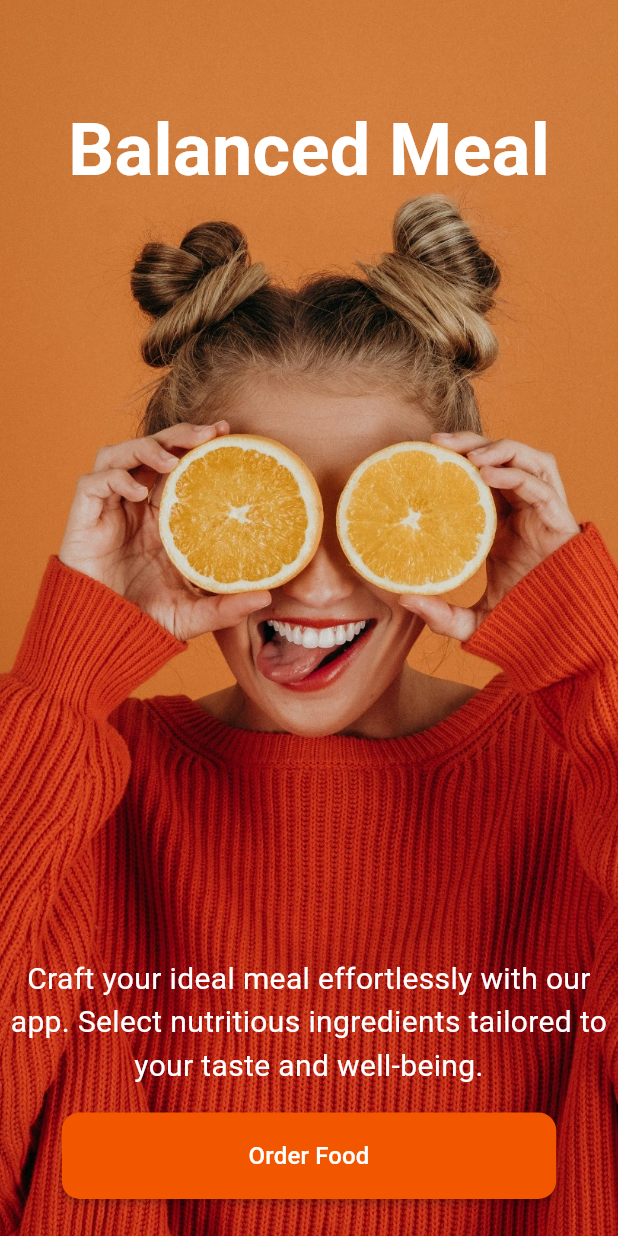
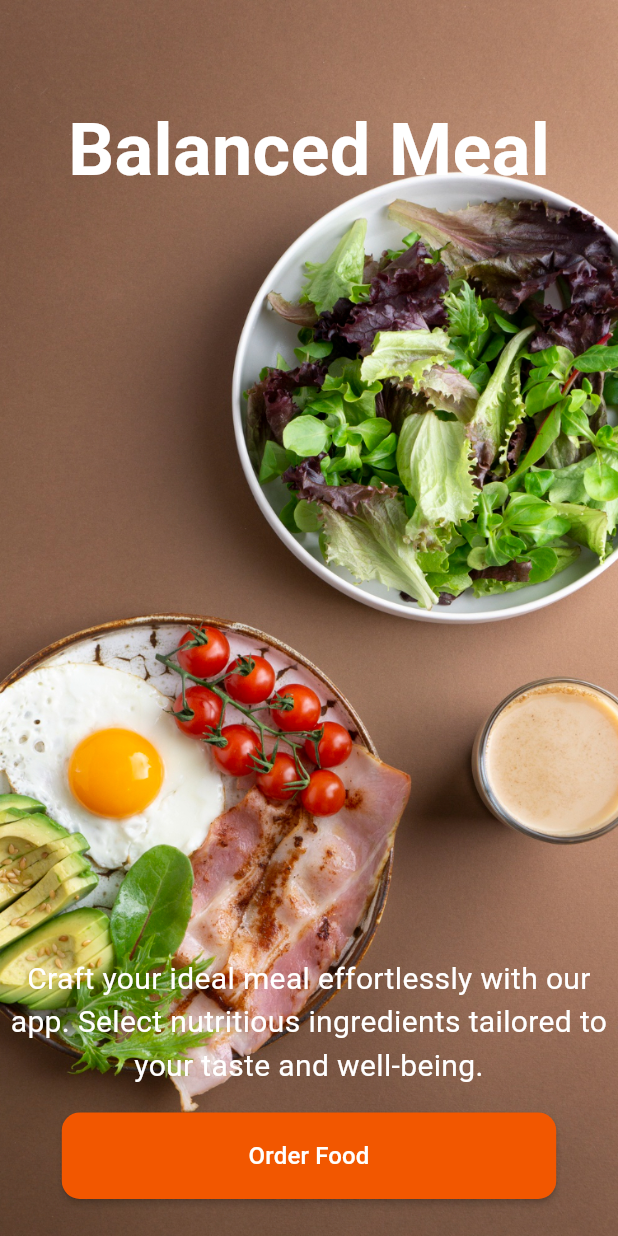
Before and after one commit to Cisco0xf/CalorieGoal-App, a Flutter app: the UserDetialsScreen screen opened directly, after a tap on the "arrow left" icon, on a phone screen of 412 x 824 dp. Run offline on Flutter 3.47's test engine with Material 3 defaults, Android fonts, the phone set to English and light mode, and no system bars; drawn by our look-alikes of toastification; our stand-ins replace flutter_dotenv, flutter_riverpod; network calls fail.

```diff
--- a/lib/commoms/commons.dart
+++ b/lib/commoms/commons.dart
@@ -1,9 +1,10 @@
 import 'package:flowapp/commoms/app_dimensions.dart';
-import 'package:flowapp/commoms/gaps.dart';
 import 'package:flowapp/commoms/navigator_key.dart';
 import 'package:flowapp/constants/colors.dart';
 import 'package:flutter/material.dart';
 import 'package:toastification/toastification.dart';
+
+final BuildContext context  = navigatorKey.currentContext as BuildContext;
 
 BorderRadius borderRadius([double radius = 15.0]) {
   return BorderRadius.circular(radius);
--- a/lib/commoms/gaps.dart
+++ b/lib/commoms/gaps.dart
@@ -1,12 +1,11 @@
 import 'package:flowapp/commoms/app_dimensions.dart';
-import 'package:flowapp/commoms/navigator_key.dart';
 import 'package:flutter/material.dart';
-
+/*
 final BuildContext context = navigatorKey.currentContext as BuildContext;
 
 // Height Gap Healper
 
-SizedBox gapH([double gap = 0.01]) {
+SizedBox Gap(hRatio: [double gap = 0.01]) {
   return SizedBox(
     height: context.screenHeight * gap,
   );
@@ -19,3 +18,27 @@ SizedBox gapW([double gap = 0.03]) {
     width: context.screenWidth * gap,
   );
 }
+ */
+
+class Gap extends StatelessWidget {
+  const Gap({
+    super.key,
+    this.hRatio,
+    this.height,
+    this.wRatio,
+    this.width,
+  });
+
+  final double? width;
+  final double? height;
+  final double? hRatio;
+  final double? wRatio;
+
+  @override
+  Widget build(BuildContext context) {
+    return SizedBox(
+      height: hRatio != null ? context.screenHeight * hRatio! : height,
+      width: wRatio != null ? context.screenWidth * wRatio! : width,
+    );
+  }
+}
--- a/lib/constants/paths.dart
+++ b/lib/constants/paths.dart
@@ -1,5 +1,5 @@
 class Paths {
   static const String _mainBase = "assets/images/";
 
-  static const String welcomeImg = "${_mainBase}welcome_img.jpg";
+  static const String welcomeImg = "${_mainBase}vages_image.webp";
 }
--- a/lib/presentaition_layer/screens/categories/bottom_data.dart
+++ b/lib/presentaition_layer/screens/categories/bottom_data.dart
@@ -81,7 +81,7 @@ class PlaceOrder extends ConsumerWidget {
               ),
             ],
           ),
-          gapH(0.02),
+          Gap(hRatio: 0.02),
           Opacity(
             opacity: isButtonActive ? 1.0 : 0.7,
             child: MainButton(
--- a/lib/presentaition_layer/screens/categories/food_item_screen.dart
+++ b/lib/presentaition_layer/screens/categories/food_item_screen.dart
@@ -29,7 +29,7 @@ class _FoodCategoryState extends ConsumerState<FoodCategory> {
       children: <Widget>[
         Row(
           children: <Widget>[
-            gapW(0.03),
+            const Gap(wRatio: 0.03),
             Text(
               widget.foodType,
               style: const TextStyle(
@@ -135,7 +135,7 @@ class FoodItem extends ConsumerWidget {
               ),
             ],
           ),
-          gapH(),
+          const Gap(hRatio: 0.01),
           Row(
             mainAxisAlignment: MainAxisAlignment.spaceBetween,
             children: [
--- a/lib/presentaition_layer/screens/categories/products_screen.dart
+++ b/lib/presentaition_layer/screens/categories/products_screen.dart
@@ -75,7 +75,7 @@ class _ProductsScreenState extends ConsumerState<ProductsScreen> {
                   foodData: snapshot.data![2]!,
                   foodType: "Carbs",
                 ),
-                gapH(0.03),
+                Gap(hRatio: 0.03),
               ],
             );
           },
--- a/lib/presentaition_layer/screens/order_sammury/cart_screen.dart
+++ b/lib/presentaition_layer/screens/order_sammury/cart_screen.dart
@@ -140,7 +140,7 @@ class QuantityController extends StatelessWidget {
             child: const Icon(Icons.remove),
           ),
         ),
-        gapW(0.02),
+        const Gap(wRatio:0.02),
         Text(
           "$target",
           style: const TextStyle(
@@ -148,7 +148,7 @@ class QuantityController extends StatelessWidget {
             fontWeight: FontWeight.bold,
           ),
         ),
-        gapW(0.02),
+        const Gap(wRatio:0.02),
         CircleAvatar(
           backgroundColor: AppColors.buttonsColor,
           child: Clicker(
--- a/lib/presentaition_layer/screens/order_sammury/finish_order.dart
+++ b/lib/presentaition_layer/screens/order_sammury/finish_order.dart
@@ -69,7 +69,7 @@ class FinishOrder extends ConsumerWidget {
               ),
             ],
           ),
-          gapH(0.02),
+          Gap(hRatio: 0.02),
           MainButton(
             lable: "Confirm",
             hasLoading: isLoading,
--- a/lib/presentaition_layer/screens/user_detials/commons/detials_field.dart
+++ b/lib/presentaition_layer/screens/user_detials/commons/detials_field.dart
@@ -38,7 +38,7 @@ class DetialsField extends StatelessWidget {
             )
           ],
         ),
-        gapH(),
+        const Gap(hRatio: 0.01),
         Padding(
           padding: padding(15.0, isH: true),
           child: SizedBox(
--- a/lib/presentaition_layer/screens/user_detials/commons/select_gender.dart
+++ b/lib/presentaition_layer/screens/user_detials/commons/select_gender.dart
@@ -8,21 +8,31 @@ import 'package:flowapp/state_management_layer/manage_user_detials/user_gender.d
 import 'package:flutter/material.dart';
 import 'package:flutter_riverpod/flutter_riverpod.dart';
 
-class SelectGender extends ConsumerWidget {
-  const SelectGender({super.key});
+class CustomGenderSelector extends ConsumerWidget {
+  const CustomGenderSelector({super.key});
+
+  String currentLable(Gender? currentGender) {
+    final Map<Gender?, String> genderlables = {
+      Gender.male: "Male",
+      Gender.female: "Female",
+    };
+
+    final String target = genderlables[currentGender] ?? gender;
+
+    return target;
+  }
 
   @override
   Widget build(BuildContext context, WidgetRef ref) {
     final Gender? currentGender = ref.watch(genderProvider);
-
     return Column(
-      children: [
-        gapH(0.02),
-        Row(
+      children: <Widget>[
+        const Gap(hRatio: 0.02),
+        const Row(
           mainAxisAlignment: MainAxisAlignment.start,
           children: <Widget>[
-            gapW(0.05),
-            const Text(
+            Gap(wRatio: 0.05),
+            Text(
               "Gender",
               style: TextStyle(
                 fontSize: 15,
@@ -32,125 +42,7 @@ class SelectGender extends ConsumerWidget {
             ),
           ],
         ),
-        gapH(),
-        SizedBox(
-          width: context.screenWidth * .9,
-          child: ButtonTheme(
-            alignedDropdown: true,
-            padding: padding(0.0),
-            child: DropdownButtonFormField<Gender?>(
-              value: currentGender,
-              padding: padding(0.0),
-              decoration: InputDecoration(
-                fillColor: AppColors.whiteColor,
-                filled: true,
-                enabledBorder: OutlineInputBorder(
-                  borderRadius: borderRadius(12.0),
-                  borderSide: const BorderSide(
-                    color: AppColors.borderColor,
-                    width: 1.0,
-                  ),
-                ),
-                focusedBorder: OutlineInputBorder(
-                  borderRadius: borderRadius(12.0),
-                  borderSide: const BorderSide(
-                    color: AppColors.borderColor,
-                    width: 1.0,
-                  ),
-                ),
-              ),
-              hint: const Text(gender),
-              borderRadius: borderRadius(12.0),
-              icon: const Icon(Icons.keyboard_arrow_down_rounded),
-              items: <DropdownMenuItem<Gender?>>[
-                for (int i = 0; i < Gender.values.length; i++) ...{
-                  DropdownMenuItem<Gender?>(
-                    value: Gender.values[i],
-                    child: Container(
-                      decoration: BoxDecoration(
-                        borderRadius: borderRadius(10.0),
-                        color: currentGender == Gender.values[i]
-                            ? Colors.red.withOpacity(0.1)
-                            : null,
-                      ),
-                      child: Row(
-                        children: <Widget>[
-                          Text(
-                            Gender.values[i] == Gender.male ? "Male" : "Female",
-                          ),
-                        ],
-                      ),
-                    ),
-                  ),
-                }
-              ],
-              onChanged: (Gender? target) {
-                ref.read(genderProvider.notifier).catchSelectedGender(
-                      gender: target!,
-                    );
-              },
-            ),
-          ),
-        ),
-      ],
-    );
-  }
-}
-
-class CustomGenderSelector extends ConsumerStatefulWidget {
-  const CustomGenderSelector({super.key});
-
-  @override
-  ConsumerState<CustomGenderSelector> createState() =>
-      _CustomGenderSelectorState();
-}
-
-class _CustomGenderSelectorState extends ConsumerState<CustomGenderSelector> {
-  Gender? get currentGender => ref.watch(genderProvider);
-
-  String get currentLable {
-    switch (currentGender) {
-      case null:
-        {
-          return gender;
-        }
-      case Gender.male:
-        {
-          return "Male";
-        }
-
-      case Gender.female:
-        {
-          return "Female";
-        }
-
-      default:
-        {
-          return "Can not catch";
-        }
-    }
-  }
-
-  @override
-  Widget build(BuildContext context) {
-    return Column(
-      children: <Widget>[
-        gapH(0.02),
-        Row(
-          mainAxisAlignment: MainAxisAlignment.start,
-          children: <Widget>[
-            gapW(0.05),
-            const Text(
-              "Gender",
-              style: TextStyle(
-                fontSize: 15,
-                fontWeight: FontWeight.bold,
-                color: AppColors.subTextColor,
-              ),
-            ),
-          ],
-        ),
-        gapH(),
+        const Gap(hRatio: 0.01),
         Container(
           margin: padding(10.0),
           width: context.screenWidth * .9,
@@ -170,7 +62,7 @@ class _CustomGenderSelectorState extends ConsumerState<CustomGenderSelector> {
               mainAxisAlignment: MainAxisAlignment.spaceBetween,
               children: <Widget>[
                 Text(
-                  currentLable,
+                  currentLable(currentGender),
                   style: TextStyle(
                     fontSize: 16,
                     fontWeight: currentGender == null ? null : FontWeight.bold,
--- a/lib/presentaition_layer/screens/user_detials/user_detials_screen.dart
+++ b/lib/presentaition_layer/screens/user_detials/user_detials_screen.dart
@@ -38,23 +38,23 @@ class _UserDetialsScreenState extends ConsumerState<UserDetialsScreen> {
           crossAxisAlignment: CrossAxisAlignment.center,
           children: <Widget>[
             /* const SelectGender(),
-            gapH(0.05), */
+            Gap(hRatio: 0.05), */
             const CustomGenderSelector(),
-            gapH(0.03),
+            Gap(hRatio: 0.03),
             DetialsField(
               controller: caloriesCalc.weightController!,
               hintText: weight,
               sufLable: "KG",
               title: "Weight",
             ),
-            gapH(0.03),
+            Gap(hRatio: 0.03),
             DetialsField(
               controller: caloriesCalc.heightController!,
               hintText: height,
               sufLable: "CM",
               title: "Height",
             ),
-            gapH(0.03),
+            Gap(hRatio: 0.03),
             DetialsField(
               controller: caloriesCalc.ageController!,
               hintText: age,
@@ -62,14 +62,14 @@ class _UserDetialsScreenState extends ConsumerState<UserDetialsScreen> {
               title: "Age",
               type: TextInputType.number,
             ),
-            gapH(0.15),
+            Gap(hRatio: 0.15),
             MainButton(
               lable: "Next",
               onClick: () {
                 caloriesCalc.calculateUserCalories;
               },
             ),
-            gapH(0.03),
+            Gap(hRatio: 0.03),
           ],
         ),
       ),
--- a/lib/presentaition_layer/screens/welcome_screen/welcome_screen.dart
+++ b/lib/presentaition_layer/screens/welcome_screen/welcome_screen.dart
@@ -23,7 +23,7 @@ class WelcomeScreen extends StatelessWidget {
           Positioned(
             child: Column(
               children: <Widget>[
-                gapH(0.08),
+                const Gap(hRatio: 0.08),
                 const Text(
                   appTitle,
                   style: TextStyle(
@@ -41,14 +41,14 @@ class WelcomeScreen extends StatelessWidget {
                     color: AppColors.whiteColor,
                   ),
                 ),
-                gapH(0.02),
+                const Gap(hRatio: 0.02),
                 MainButton(
                   lable: "Order Food",
                   onClick: () {
                     pushTo(target: const UserDetialsScreen());
                   },
                 ),
-                gapH(0.03),
+                const Gap(hRatio: 0.03),
               ],
             ),
           ),
```
Also changed, not shown: assets/images/vages_image.webp (added), assets/images/welcome_img.jpg (deleted).
